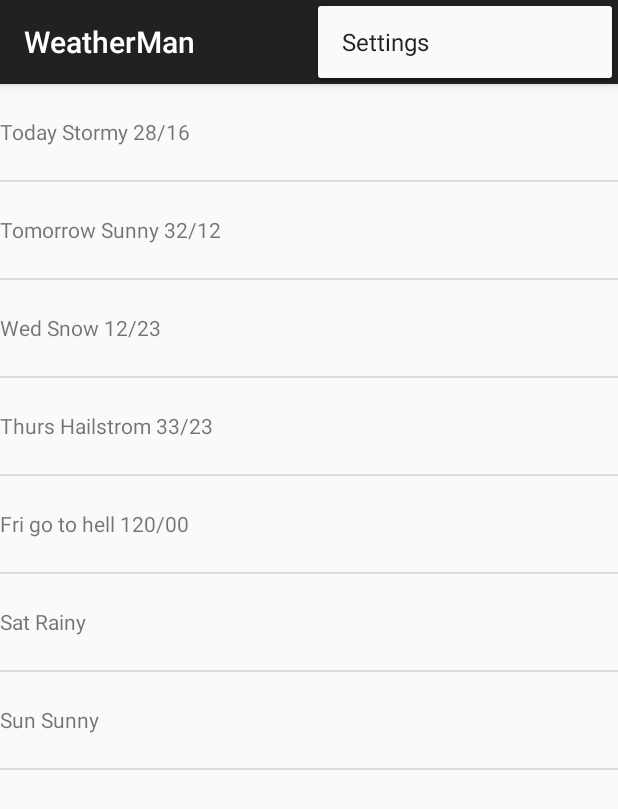
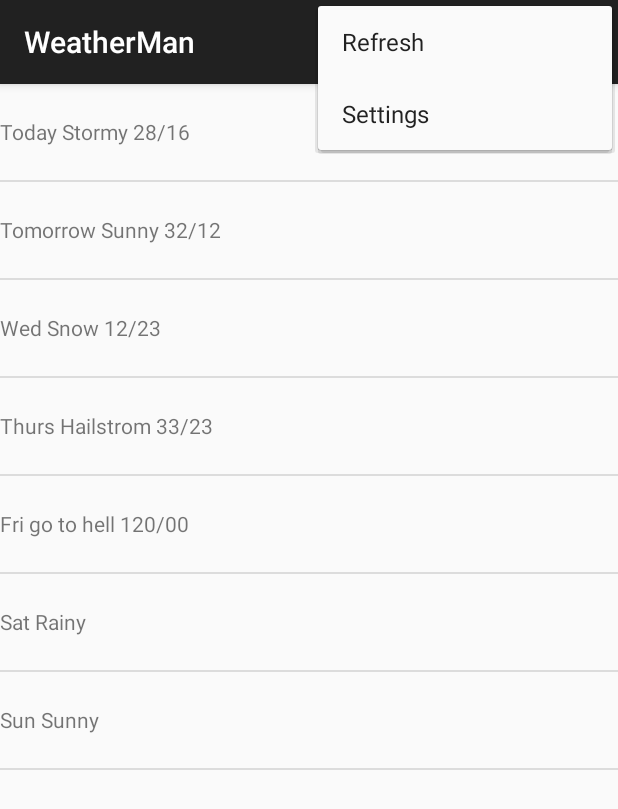
Before and after one commit to kishorepatel/WeatherMan, an Android app: the screen it shows after launch (MainActivity), with the options menu open, on a phone screen of 412 x 824 dp. Shown: the top 809 px of the screen. Run offline under Robolectric (Android 15) with nearby library versions, the phone set to English and light mode, and no system bars.

Commit message:
L2 - created Refresh Menu , using setHasMenuOption(true) and inflator

```diff
--- a/app/src/main/java/in/blogspot/upsolving/weatherman/ForecastFragment.java
+++ b/app/src/main/java/in/blogspot/upsolving/weatherman/ForecastFragment.java
@@ -5,6 +5,8 @@ import android.support.v4.app.Fragment;
 import android.os.Bundle;
 import android.util.Log;
 import android.view.LayoutInflater;
+import android.view.Menu;
+import android.view.MenuInflater;
 import android.view.View;
 import android.view.ViewGroup;
 import android.widget.ArrayAdapter;
@@ -26,6 +28,21 @@ public class ForecastFragment extends Fragment {
 
 	public ForecastFragment() {
 	}
+
+	@Override
+	public void onCreate(Bundle savedInstanceState) {
+		super.onCreate(savedInstanceState);
+		setHasOptionsMenu(true);
+	}
+
+	@Override
+	public void onCreateOptionsMenu(Menu menu, MenuInflater inflater) {
+		super.onCreateOptionsMenu(menu, inflater);
+		inflater.inflate(R.menu.forecastfragment, menu);
+	}
+
+
+
 
 	@Override
 	public View onCreateView(LayoutInflater inflater, ViewGroup container,
@@ -54,7 +71,6 @@ public class ForecastFragment extends Fragment {
 
 		return v;
 	}//onCreateView
-
 
 
 
--- /dev/null
+++ b/app/src/main/res/menu/forecastfragment.xml
@@ -0,0 +1,7 @@
+<?xml version="1.0" encoding="utf-8"?>
+<menu xmlns:android="http://schemas.android.com/apk/res/android"
+      xmlns:app="http://schemas.android.com/apk/res-auto">
+    <item android:id="@+id/action_refresh"
+          android:title="@string/action_refresh"
+          app:showAsAction="never" />
+</menu>
--- a/app/src/main/res/values/strings.xml
+++ b/app/src/main/res/values/strings.xml
@@ -9,5 +9,8 @@
 
 
 
+    <!-- forecastfragment -->
+    <string name="action_refresh" translatable="false" >Refresh</string>
+
     <string name="action_settings">Settings</string>
 </resources>
```
